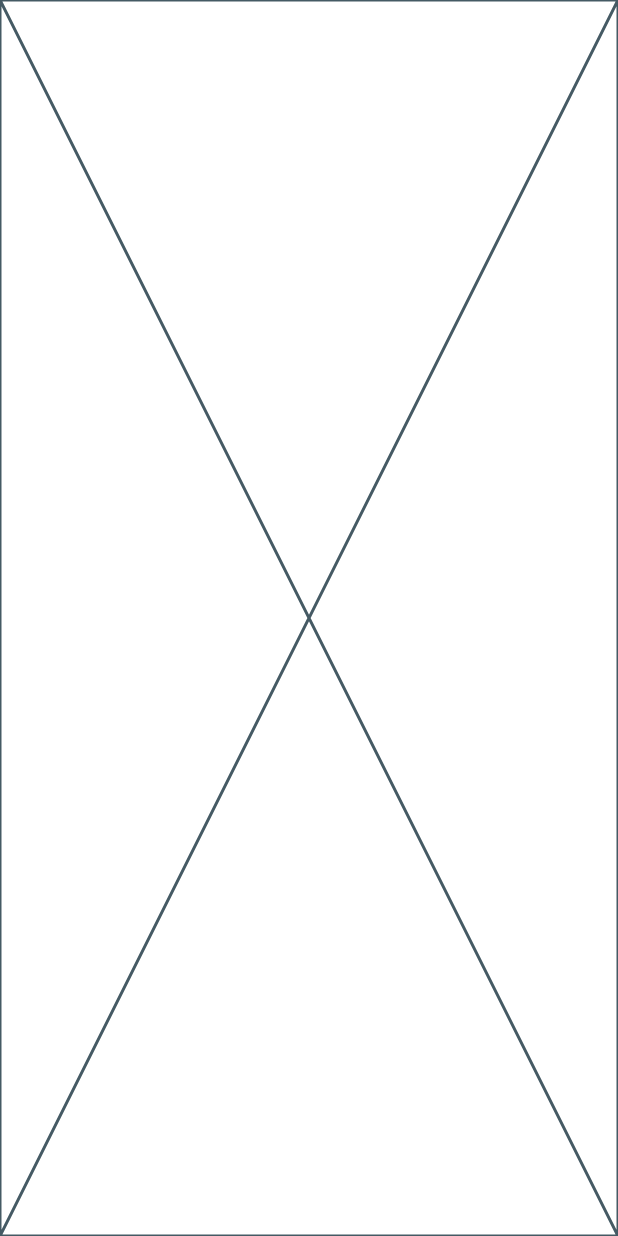
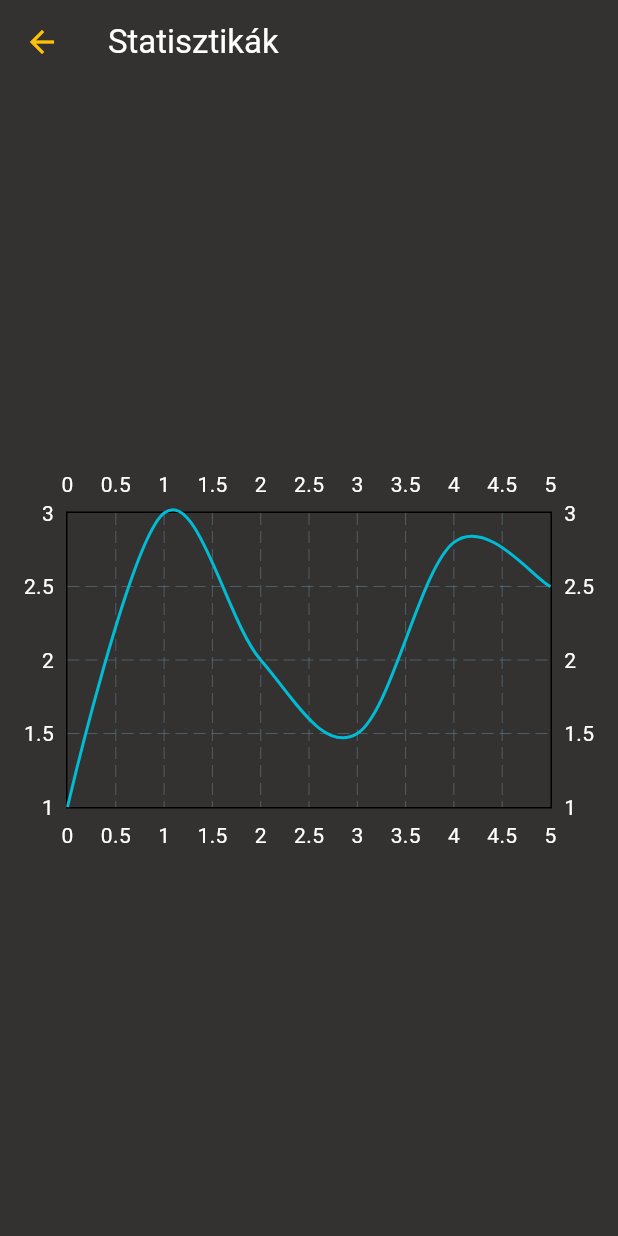
Before and after one commit to hjtomi/HabiQuest, a Flutter app: the screen it shows once a user with an empty profile is signed in, in the side drawer, after a tap on "Statisztikák", on a phone screen of 412 x 824 dp. Run offline on Flutter 3.47's test engine with Material 3 defaults, Android fonts, the phone set to English and light mode, and no system bars; drawn by our look-alikes of fl_chart, toastification; our stand-ins replace cloud_firestore, firebase_auth, firebase_core, flutter_svg, google_sign_in; accounts and stored records are empty.

Commit message:
fetch data for statistics

```diff
--- a/lib/pages/statistics_page.dart
+++ b/lib/pages/statistics_page.dart
@@ -1,4 +1,5 @@
 import 'package:cloud_firestore/cloud_firestore.dart';
+import 'package:firebase_auth/firebase_auth.dart';
 import 'package:flutter/material.dart';
 import 'package:fl_chart/fl_chart.dart';
 import 'package:habiquest/common.dart';
@@ -10,13 +11,80 @@ class StatisticsPage extends StatefulWidget {
   State<StatisticsPage> createState() => _StatisticsPageState();
 }
 
+Future<List<Map<String, dynamic>>> fetchUserHabits() async {
+  try {
+    // Get the current user's UID
+    User? user = FirebaseAuth.instance.currentUser;
+    if (user == null) {
+      throw Exception("No user is logged in.");
+    }
+
+    String uid = user.uid;
+
+    // Reference to the habits sub-collection
+    CollectionReference habitsCollection = FirebaseFirestore.instance
+        .collection('users')
+        .doc(uid)
+        .collection('habits');
+
+    // Get the documents in the habits sub-collection
+    QuerySnapshot querySnapshot = await habitsCollection.get();
+
+    // Check if the sub-collection exists and contains data
+    if (querySnapshot.docs.isNotEmpty) {
+      // Map the documents into a list of maps
+      return querySnapshot.docs.map((doc) {
+        return doc.data() as Map<String, dynamic>;
+      }).toList();
+    } else {
+      printWarning("No habits found for the current user.");
+      return [];
+    }
+  } catch (e) {
+    printError("Error fetching habits: $e");
+    return [];
+  }
+}
+
 class _StatisticsPageState extends State<StatisticsPage> {
-
-  FirebaseFirestore firestore = FirebaseFirestore.instance;
-
   @override
   Widget build(BuildContext context) {
-    printMessage(firestore.collection('users').doc('habits').get());
-    return const Placeholder();
+
+    fetchUserHabits().then((value) => {
+      printMessage(value[0]['cim'])
+    });
+
+    return Scaffold(
+      appBar: AppBar(
+        leading: const BackButton(color: Colors.amber,),
+        title: const Text("Statisztikák"),
+      ),
+      body: Padding(
+        padding: const EdgeInsets.symmetric(vertical: 255.0),
+        child: Container(
+          child: LineChart(
+            LineChartData(
+              lineBarsData: [
+                LineChartBarData(
+                  isCurved: true,
+                  spots: [
+                    FlSpot(0, 1),
+                    FlSpot(1, 3),
+                    FlSpot(2, 2),
+                    FlSpot(3, 1.5),
+                    FlSpot(4, 2.8),
+                    FlSpot(5, 2.5),
+                  ],
+                  dotData: FlDotData(show: false),
+                  belowBarData: BarAreaData(show: false),
+                ),
+              ],
+            gridData: FlGridData(show: true),
+            borderData: FlBorderData(show: true),
+          ),
+              ),
+        ),
+      )
+    );
   }
 }
```
Also changed, not shown: pubspec.lock, 1 other file.
